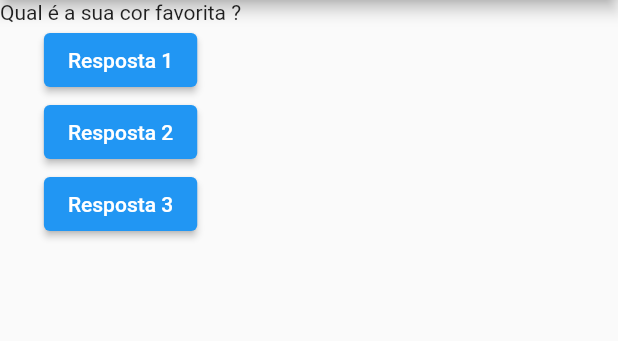
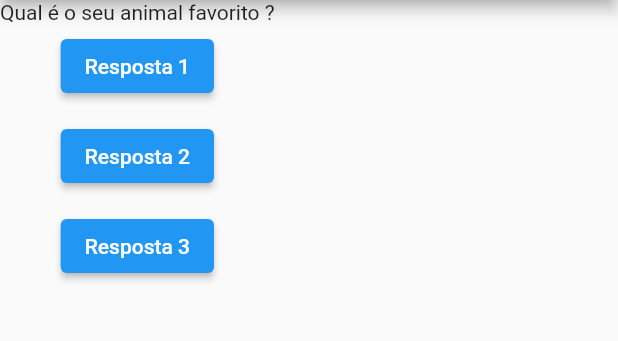
Before and after one commit to Icimm/projeto_perguntas, a Flutter app: the screen it shows after launch, after a tap on "Resposta 1", on a phone screen of 412 x 824 dp, the part 84-425 px from its top. Run offline on Flutter 3.47's test engine with Material 2 defaults, Android fonts, the phone set to English and light mode, and no system bars.

Commit message:
frist commit
foram criados botoes

adicao de paddings e mudanças gerais para stateful

```diff
--- a/lib/main.dart
+++ b/lib/main.dart
@@ -4,18 +4,18 @@ import 'package:flutter/material.dart';
 
 main() {
 runApp(PerguntaApp());
+
 }
 
- class PerguntaApp extends StatelessWidget {
-
+class PerguntaAppState extends State<PerguntaApp> {
   var perguntaSelecionada = 0;
 
-
   void responder() {
+    setState(() {
       perguntaSelecionada++;
-    print( perguntaSelecionada);
+    });
+    print(perguntaSelecionada);
   }
-
     @override
     Widget build(BuildContext context) {
       final perguntas = [
@@ -24,24 +24,36 @@ runApp(PerguntaApp());
       ];
 
       return MaterialApp(
+        debugShowCheckedModeBanner: false,
         home: Scaffold(
           appBar: AppBar(
             title: Text('Perguntas'),
           ),
+
           body: Column(
             children: [
               Text(perguntas[perguntaSelecionada]),
-            ElevatedButton(
+              Padding(
+                padding: const EdgeInsets.all(4.0),
+                child: ElevatedButton(
                   child: Text('Resposta 1'),
                   onPressed:  responder,
+
                 ),
-            ElevatedButton(
+              ),
+              Padding(
+                padding: const EdgeInsets.all(8.0),
+                child: ElevatedButton(
                   child: Text('Resposta 2'),
                   onPressed:  responder,
                 ),
-            ElevatedButton(
+              ),
+              Padding(
+                padding: const EdgeInsets.all(4.0),
+                child: ElevatedButton(
                   child: Text('Resposta 3'),
                   onPressed:  responder ,
+                ),
               ),
             ],
           ),
@@ -49,3 +61,10 @@ runApp(PerguntaApp());
       );
     }
   }
+
+ class PerguntaApp extends StatefulWidget {
+
+  PerguntaAppState createState() {
+    return PerguntaAppState();
+  }
+ }
```
Lines whose indentation alone changed are shown as unchanged.
